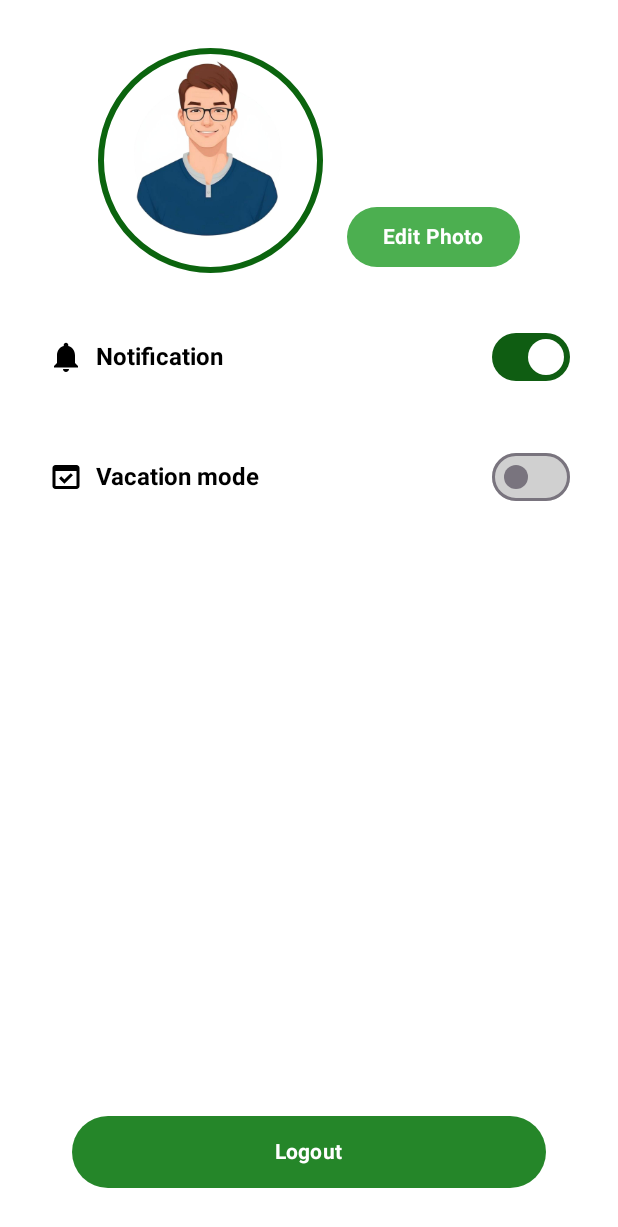
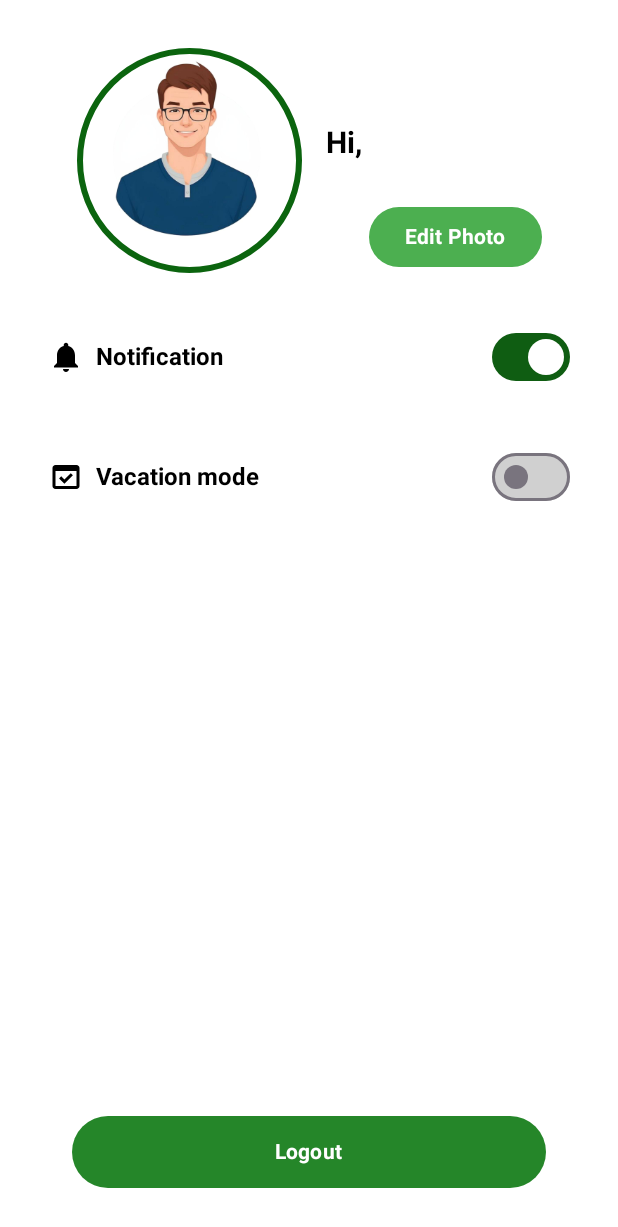
Before and after one commit to yasmiinehussien/Habit-Tracker, an Android app built with Jetpack Compose: the @Preview function ProfileScreenPreview, on a phone screen of 412 x 824 dp. Shown: the top 1227 px of the screen. Run offline under Robolectric (Android 15) with nearby library versions, the phone set to English and light mode, and no system bars; our stand-ins replace Firebase (no records; nobody signed in at launch, a user with empty details on screens opened directly).

Commit message:
After adding username to Homescreen and profile

```diff
--- a/app/src/main/java/com/example/habit_compose/MainActivity.kt
+++ b/app/src/main/java/com/example/habit_compose/MainActivity.kt
@@ -70,6 +70,7 @@ import androidx.compose.ui.graphics.Brush
 import androidx.compose.ui.graphics.graphicsLayer
 import androidx.compose.ui.platform.LocalContext
 import androidx.navigation.NavController
+import com.google.firebase.auth.FirebaseAuth
 import kotlinx.coroutines.launch
 import kotlinx.coroutines.CoroutineScope
 import kotlinx.coroutines.Dispatchers
@@ -84,7 +85,7 @@ class MainActivity : ComponentActivity() {
             Habit_composeTheme {
                 val navController = rememberNavController()
 
-               // HabitCategoryScreen(navController = navController)
+                // HabitCategoryScreen(navController = navController)
                 NavScreen()
 
             }
@@ -132,11 +133,16 @@ fun HabitListFromDb(habits: List<Habit>,navController: NavController) {
         }
     }
 }
+fun getUsername(): String {
+    val user = FirebaseAuth.getInstance().currentUser
+    return user?.displayName ?: user?.email?.substringBefore("@") ?: "Guest"
+}
+
 
 
 @Composable
 fun HomeScreen(navController: NavController)
- {
+{
     val context = LocalContext.current
     val db = remember { AppDatabase.getDatabase(context) }
     var savedHabits by remember { mutableStateOf(listOf<Habit>()) }
@@ -180,6 +186,7 @@ fun HomeScreen(navController: NavController)
 
 @Composable
 fun HeadIcons() {
+    val username = getUsername()
     Column(
         modifier = Modifier
             .fillMaxWidth()
@@ -207,7 +214,7 @@ fun HeadIcons() {
         }
         Text(
             // default for ui ,should take username from firebase
-            text = "Hi,username ",
+            text = "Hi ,$username ",
             fontFamily = FontFamily(Typeface.DEFAULT_BOLD),
             fontSize = 21.sp,
         )
--- a/app/src/main/java/com/example/habit_compose/ProfileActivity.kt
+++ b/app/src/main/java/com/example/habit_compose/ProfileActivity.kt
@@ -78,6 +78,15 @@ fun ProfileScreen() {
             }
 
             Spacer(modifier = Modifier.width(16.dp))
+            val username = getUsername()
+
+            Text(
+                text = "Hi, $username",
+                fontSize = 20.sp,
+                fontWeight = FontWeight.Bold,
+                modifier = Modifier.padding(bottom = 24.dp)
+            )
+
 
             Column(
                 modifier = Modifier
```
Lines whose indentation alone changed are shown as unchanged.
